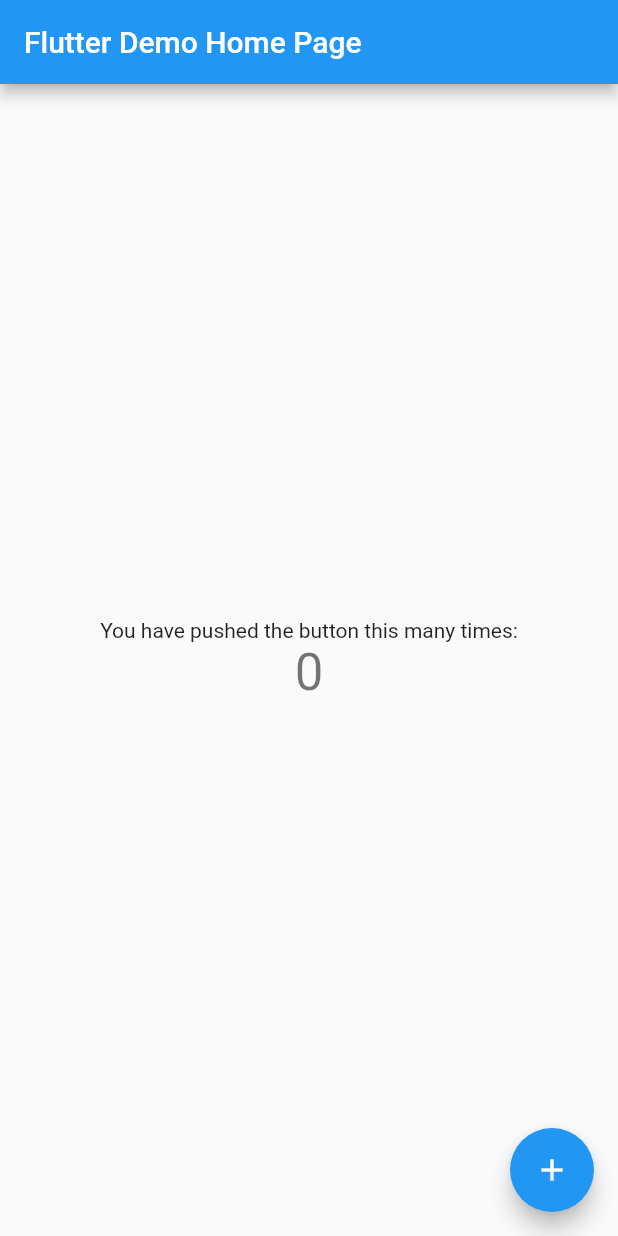
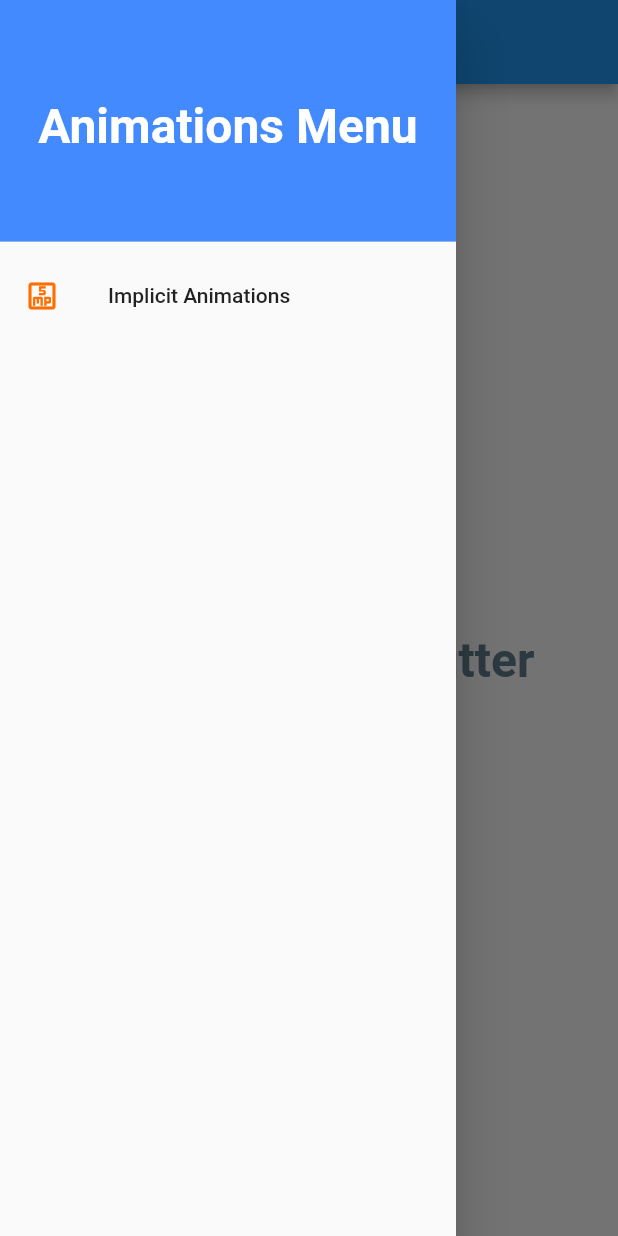
Before and after one commit to hridayK/flutter_animations, a Flutter app: the screen it shows after launch, with the side drawer open (before the commit the screen has no drawer), on a phone screen of 412 x 824 dp. Run offline on Flutter 3.47's test engine with Material 2 defaults, Android fonts, the phone set to English and light mode, and no system bars.

Commit message:
implement side navigation drawer and implicit animations

```diff
--- /dev/null
+++ b/lib/drawer.dart
@@ -0,0 +1,46 @@
+import 'package:animations/animations/implicit_animations.dart';
+import 'package:flutter/material.dart';
+
+class NavDrawer extends StatelessWidget {
+  const NavDrawer({super.key});
+
+  @override
+  Widget build(BuildContext context) {
+    return Drawer(
+      child: ListView(
+        padding: EdgeInsets.zero,
+        children: [
+          const DrawerHeader(
+            decoration: BoxDecoration(
+              color: Colors.blueAccent,
+            ),
+            child: Center(
+              child: Text(
+                'Animations Menu',
+                style: TextStyle(
+                  color: Colors.white,
+                  fontSize: 32,
+                  fontWeight: FontWeight.bold,
+                ),
+              ),
+            ),
+          ),
+          ListTile(
+            leading: Icon(
+              Icons.five_mp_outlined,
+              color: Colors.amber.shade900,
+            ),
+            title: const Text('Implicit Animations'),
+            onTap: () {
+              Navigator.of(context).push(
+                MaterialPageRoute(
+                  builder: (context) => const ImplicitAnimationsDemo(),
+                ),
+              );
+            },
+          )
+        ],
+      ),
+    );
+  }
+}
--- a/lib/main.dart
+++ b/lib/main.dart
@@ -1,3 +1,5 @@
+import 'package:animations/animations/implicit_animations.dart';
+import 'package:animations/drawer.dart';
 import 'package:flutter/material.dart';
 
 void main() {
@@ -13,103 +15,39 @@ class MyApp extends StatelessWidget {
     return MaterialApp(
       title: 'Flutter Demo',
       theme: ThemeData(
-        // This is the theme of your application.
-        //
-        // Try running your application with "flutter run". You'll see the
-        // application has a blue toolbar. Then, without quitting the app, try
-        // changing the primarySwatch below to Colors.green and then invoke
-        // "hot reload" (press "r" in the console where you ran "flutter run",
-        // or simply save your changes to "hot reload" in a Flutter IDE).
-        // Notice that the counter didn't reset back to zero; the application
-        // is not restarted.
         primarySwatch: Colors.blue,
       ),
-      home: const MyHomePage(title: 'Flutter Demo Home Page'),
+      home: const HomeWidget(),
     );
   }
 }
 
-class MyHomePage extends StatefulWidget {
-  const MyHomePage({super.key, required this.title});
-
-  // This widget is the home page of your application. It is stateful, meaning
-  // that it has a State object (defined below) that contains fields that affect
-  // how it looks.
-
-  // This class is the configuration for the state. It holds the values (in this
-  // case the title) provided by the parent (in this case the App widget) and
-  // used by the build method of the State. Fields in a Widget subclass are
-  // always marked "final".
-
-  final String title;
+class HomeWidget extends StatefulWidget {
+  const HomeWidget({super.key});
 
   @override
-  State<MyHomePage> createState() => _MyHomePageState();
+  State<HomeWidget> createState() => _HomeWidgetState();
 }
 
-class _MyHomePageState extends State<MyHomePage> {
-  int _counter = 0;
-
-  void _incrementCounter() {
-    setState(() {
-      // This call to setState tells the Flutter framework that something has
-      // changed in this State, which causes it to rerun the build method below
-      // so that the display can reflect the updated values. If we changed
-      // _counter without calling setState(), then the build method would not be
-      // called again, and so nothing would appear to happen.
-      _counter++;
-    });
-  }
-
+class _HomeWidgetState extends State<HomeWidget> {
   @override
   Widget build(BuildContext context) {
-    // This method is rerun every time setState is called, for instance as done
-    // by the _incrementCounter method above.
-    //
-    // The Flutter framework has been optimized to make rerunning build methods
-    // fast, so that you can just rebuild anything that needs updating rather
-    // than having to individually change instances of widgets.
     return Scaffold(
+      drawer: const NavDrawer(),
       appBar: AppBar(
-        // Here we take the value from the MyHomePage object that was created by
-        // the App.build method, and use it to set our appbar title.
-        title: Text(widget.title),
+        title: const Text('Animations in Flutter'),
+        centerTitle: true,
       ),
-      body: Center(
-        // Center is a layout widget. It takes a single child and positions it
-        // in the middle of the parent.
-        child: Column(
-          // Column is also a layout widget. It takes a list of children and
-          // arranges them vertically. By default, it sizes itself to fit its
-          // children horizontally, and tries to be as tall as its parent.
-          //
-          // Invoke "debug painting" (press "p" in the console, choose the
-          // "Toggle Debug Paint" action from the Flutter Inspector in Android
-          // Studio, or the "Toggle Debug Paint" command in Visual Studio Code)
-          // to see the wireframe for each widget.
-          //
-          // Column has various properties to control how it sizes itself and
-          // how it positions its children. Here we use mainAxisAlignment to
-          // center the children vertically; the main axis here is the vertical
-          // axis because Columns are vertical (the cross axis would be
-          // horizontal).
-          mainAxisAlignment: MainAxisAlignment.center,
-          children: <Widget>[
-            const Text(
-              'You have pushed the button this many times:',
-            ),
-            Text(
-              '$_counter',
-              style: Theme.of(context).textTheme.headlineMedium,
-            ),
-          ],
+      body: const Center(
+        child: Text(
+          'Animations in Flutter',
+          style: TextStyle(
+            fontSize: 32,
+            fontWeight: FontWeight.bold,
+            color: Colors.blueGrey,
+          ),
         ),
       ),
-      floatingActionButton: FloatingActionButton(
-        onPressed: _incrementCounter,
-        tooltip: 'Increment',
-        child: const Icon(Icons.add),
-      ), // This trailing comma makes auto-formatting nicer for build methods.
     );
   }
 }
```
Also changed, not shown: lib/animations/implicit_animations.dart (added, +57 -0 lines).
